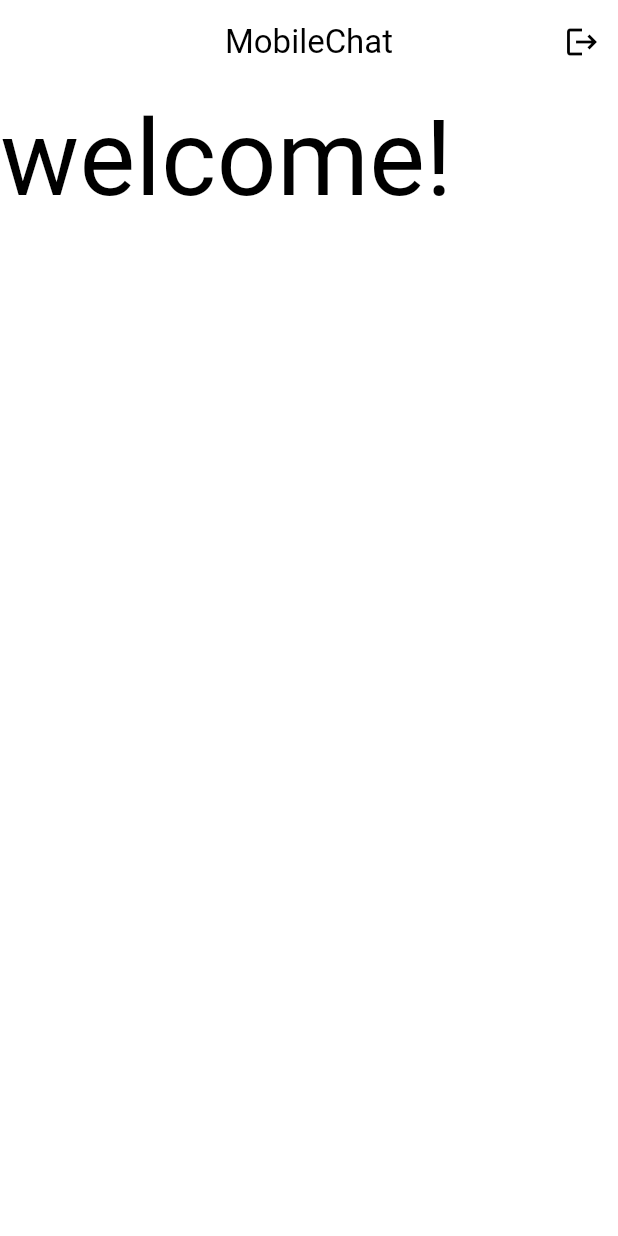
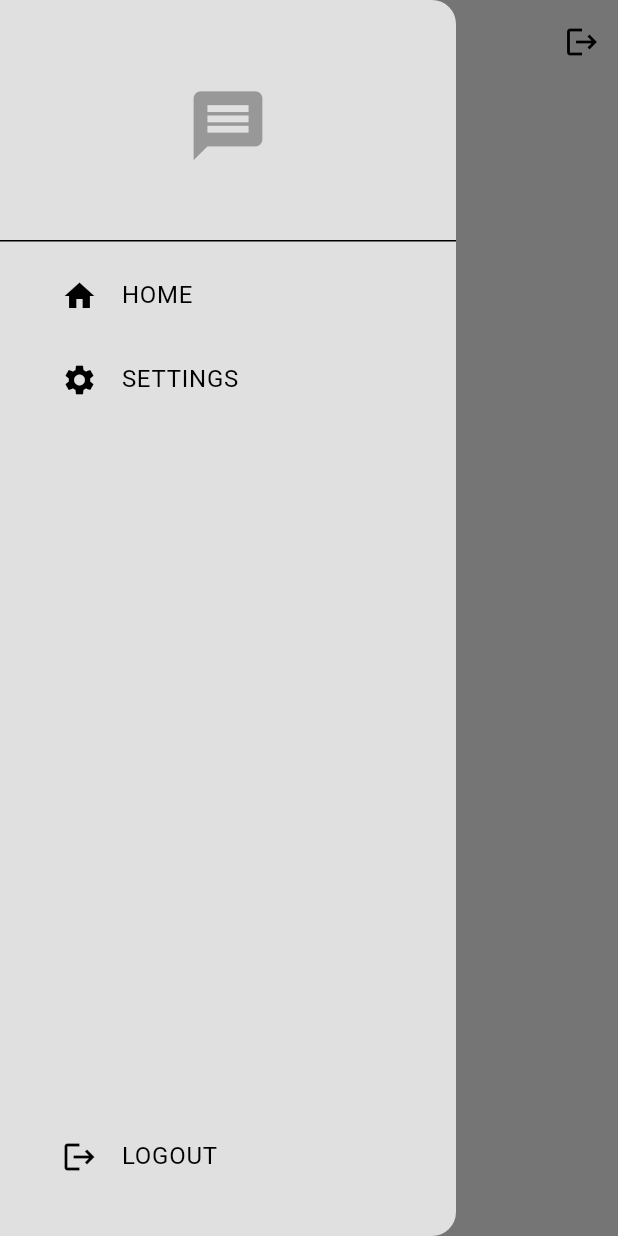
Before and after one commit to Touaf-65/tf.mobchat, a Flutter app: the screen it shows once a user with an empty profile is signed in, with the side drawer open (before the commit the screen has no drawer), on a phone screen of 412 x 824 dp. Run offline on Flutter 3.47's test engine with Material 3 defaults, Android fonts, the phone set to English and light mode, and no system bars; our stand-ins replace firebase_auth, firebase_core, get, iconsax; accounts and stored records are empty; network calls fail.

Commit message:
Initial implementation of the drawer without ontap functions

```diff
--- a/lib/features/home/home.dart
+++ b/lib/features/home/home.dart
@@ -1,5 +1,8 @@
 import 'package:flutter/material.dart';
+import 'package:mobilechat/utils/constants/text_strings.dart';
 import 'package:mobilechat/utils/services/auth_service.dart';
+
+import 'widgets/drawer.dart';
 
 class Home extends StatelessWidget {
   const Home({super.key});
@@ -14,11 +17,12 @@ class Home extends StatelessWidget {
     return  Scaffold(
       appBar: AppBar(
         centerTitle: true,
-        title: Text('MobileChat'),
+        title: Text(AppTexts.appTitle),
         actions: [
           IconButton(onPressed: logout, icon: Icon(Icons.logout))
         ],
       ),
+      drawer: MDrawer(),
       body: Text('welcome!', style: TextStyle(fontSize: 70),),
     );
   }
--- /dev/null
+++ b/lib/features/home/widgets/drawer.dart
@@ -0,0 +1,58 @@
+import 'package:flutter/material.dart';
+import 'package:mobilechat/utils/constants/text_strings.dart';
+
+class MDrawer extends StatelessWidget {
+  const MDrawer({super.key});
+
+  @override
+  Widget build(BuildContext context) {
+    return Drawer(
+      backgroundColor: Theme.of(context).colorScheme.background,
+      child: Column(
+        mainAxisAlignment: MainAxisAlignment.spaceBetween,
+        children: [
+          Column(
+            children: [
+              DrawerHeader(
+                child: Center(
+                    child: Icon(
+                      Icons.message,
+                      color: Theme.of(context).colorScheme.primary,
+                      size: 55,),
+                ),
+              ),
+
+              Padding(
+                  padding: const EdgeInsets.only(left: 25.0),
+                  child: ListTile(
+                    title: const Text(AppTexts.home),
+                    leading: const Icon(Icons.home),
+                    onTap: () {},
+                  ),
+              ),
+
+              Padding(
+                  padding: const EdgeInsets.only(left: 25.0),
+                  child: ListTile(
+                    title: const Text(AppTexts.settings),
+                    leading: const Icon(Icons.settings),
+                    onTap: () {},
+                  ),
+              ),
+
+            ],
+          ),
+
+          Padding(
+            padding: const EdgeInsets.only(left: 25.0, bottom: 25.0),
+            child: ListTile(
+              title: const Text(AppTexts.logout),
+              leading: const Icon(Icons.logout),
+              onTap: () {},
+            ),
+          ),
+        ],
+      ),
+    );
+  }
+}
--- a/lib/utils/constants/text_strings.dart
+++ b/lib/utils/constants/text_strings.dart
@@ -1,8 +1,8 @@
 class AppTexts{
   AppTexts._();
 
-  static const String welcome = 'Welcome back, you\'ve been missed!';
-  static const String create = 'Let\'s create an account for you';
+  static const String welcome = "Welcome back, you\'ve been missed!";
+  static const String create = "Let's create an account for you";
   static const String email = "E-Mail";
   static const String emailHint = "Enter your email";
   static const String password = "Password";
@@ -13,5 +13,9 @@ class AppTexts{
   static const String register = "Register";
 
   static const String pasNotMatch = "Passwords don't match!";
+  static const String appTitle = "MobileChat";
+  static const String home = "HOME";
+  static const String settings = "SETTINGS";
+  static const String logout = "LOGOUT";
 
 }
```
